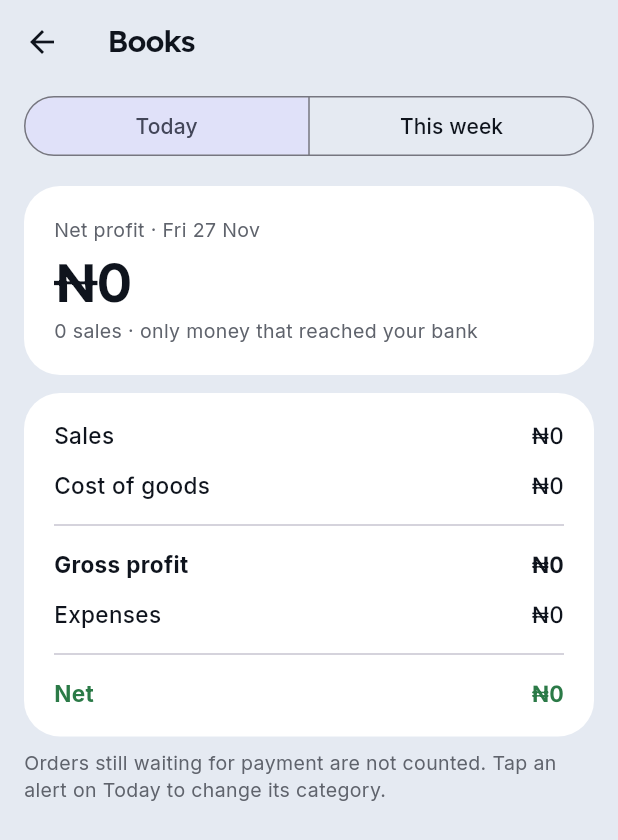
After one commit to adeyanjufuhad/eri, a Flutter app: the HomeScreen screen opened by its route, after a tap on "Net today", on a phone screen of 412 x 824 dp. The commit adds this screen. Shown: the top 840 px of the screen. Run offline on Flutter 3.47's test engine with Material 3 defaults, Android fonts, the phone set to English and light mode, and no system bars; our stand-ins replace drift, drift_flutter, flutter_riverpod, go_router, google_fonts, image_picker; missing offline and left inert: google_mlkit_text_recognition; accounts and stored records are empty; generated files the repository leaves out were written again.

Commit message:
App: Books screen - daily/weekly P&L from real money (sales, cost of goods, delivery, expenses, net)
- lib/books/pnl.dart: one pure, tested sum in kobo; weeks start Monday; Not business left out; waiting/cancelled orders never count
- Today's Profit/Spent/Net now come from the same sum (Net includes delivery fees collected)
- Books opens from the hero's Net row and a quick action (replaces Products, which has its own tab)
- week view: day-by-day net bars (static, it's data); tests for the sums and the screen

```diff
--- /dev/null
+++ b/app/lib/books/pnl.dart
@@ -0,0 +1,111 @@
+import 'package:eri/data/db.dart';
+import 'package:eri/matching/expenses.dart';
+
+/// Profit and loss for a period, from real money only (PLAN.md Day 5). All amounts are kobo integers.
+///
+///   sales            what paid orders sold for (items only)
+///   − cost of goods  the cost snapshot taken when each order was paid
+///   = gross profit   (the "Profit" on Today)
+///   + delivery fees  collected on paid orders: they pay for the Dispatch expenses below
+///   − expenses       business debits by category ("Not business" left out)
+///   = net
+///
+/// Orders still waiting for payment, cancelled orders and unclassified debits never count.
+class Pnl {
+  const Pnl({
+    required this.from,
+    required this.to,
+    required this.salesCount,
+    required this.salesKobo,
+    required this.cogsKobo,
+    required this.deliveryKobo,
+    required this.expenses,
+    required this.personalKobo,
+  });
+
+  /// The period is [from, to): from midnight, up to but not including [to].
+  final DateTime from, to;
+  final int salesCount, salesKobo, cogsKobo, deliveryKobo;
+
+  /// Business expenses by category, largest first; never contains [ExpenseCategory.personal].
+  final Map<ExpenseCategory, int> expenses;
+
+  /// Debits marked "Not business": shown for reassurance, left out of the net.
+  final int personalKobo;
+
+  int get grossProfitKobo => salesKobo - cogsKobo;
+  int get expensesKobo => expenses.values.fold(0, (s, v) => s + v);
+  int get netKobo => grossProfitKobo + deliveryKobo - expensesKobo;
+}
+
+DateTime startOfDay(DateTime d) => DateTime(d.year, d.month, d.day);
+
+/// Weeks start on Monday.
+DateTime startOfWeek(DateTime d) => startOfDay(d).subtract(Duration(days: d.weekday - DateTime.monday));
+
+bool _inside(DateTime t, DateTime from, DateTime to) => !t.isBefore(from) && t.isBefore(to);
+
+Pnl computePnl({
+  required DateTime from,
+  required DateTime to,
+  required Iterable<Order> orders,
+  required Iterable<OrderItem> items,
+  required Iterable<BankEvent> events,
+  required Map<int, ExpenseCategory> expenseByEvent,
+}) {
+  final paid = {
+    for (final o in orders)
+      if (o.status == 'paid' && o.paidAt != null && _inside(o.paidAt!, from, to)) o.id: o,
+  };
+  var sales = 0, cogs = 0;
+  for (final i in items) {
+    if (!paid.containsKey(i.orderId)) continue;
+    sales += i.qty * i.unitPriceKobo;
+    cogs += i.qty * i.unitCostKobo;
+  }
+  final byCat = <ExpenseCategory, int>{};
+  var personal = 0;
+  for (final e in events) {
+    if (e.direction != 'debit' || !_inside(e.occurredAt, from, to)) continue;
+    final cat = expenseByEvent[e.id];
+    if (cat == null) continue;
+    if (cat == ExpenseCategory.personal) {
+      personal += e.amountKobo;
+    } else {
+      byCat[cat] = (byCat[cat] ?? 0) + e.amountKobo;
+    }
+  }
+  final sorted = byCat.entries.toList()..sort((a, b) => b.value.compareTo(a.value));
+  return Pnl(
+    from: from,
+    to: to,
+    salesCount: paid.length,
+    salesKobo: sales,
+    cogsKobo: cogs,
+    deliveryKobo: paid.values.fold(0, (s, o) => s + o.deliveryFeeKobo),
+    expenses: {for (final e in sorted) e.key: e.value},
+    personalKobo: personal,
+  );
+}
+
+/// One P&L per day from Monday of [now]'s week to Sunday (days after today come back empty).
+List<Pnl> weekByDay({
+  required DateTime now,
+  required Iterable<Order> orders,
+  required Iterable<OrderItem> items,
+  required Iterable<BankEvent> events,
+  required Map<int, ExpenseCategory> expenseByEvent,
+}) {
+  final monday = startOfWeek(now);
+  return [
+    for (var d = 0; d < 7; d++)
+      computePnl(
+        from: DateTime(monday.year, monday.month, monday.day + d),
+        to: DateTime(monday.year, monday.month, monday.day + d + 1),
+        orders: orders,
+        items: items,
+        events: events,
+        expenseByEvent: expenseByEvent,
+      ),
+  ];
+}
--- /dev/null
+++ b/app/lib/features/books_screen.dart
@@ -0,0 +1,246 @@
+import 'package:flutter/material.dart';
+import 'package:flutter_riverpod/flutter_riverpod.dart';
+import 'package:eri/books/pnl.dart';
+import 'package:eri/core/money.dart';
+import 'package:eri/features/widgets.dart';
+import 'package:eri/providers.dart';
+import 'package:eri/theme/eri_theme.dart';
+import 'package:eri/theme/motion.dart';
+
+const _days = ['Mon', 'Tue', 'Wed', 'Thu', 'Fri', 'Sat', 'Sun'];
+const _months = ['Jan', 'Feb', 'Mar', 'Apr', 'May', 'Jun', 'Jul', 'Aug', 'Sep', 'Oct', 'Nov', 'Dec'];
+String _date(DateTime d) => '${_days[d.weekday - 1]} ${d.day} ${_months[d.month - 1]}';
+
+/// Daily / weekly P&L from real money (PLAN.md Day 5): sales, cost of goods, delivery, expenses, net.
+/// The numbers are functional data, so nothing here animates except the period crossfade.
+class BooksScreen extends ConsumerStatefulWidget {
+  const BooksScreen({super.key, this.now});
+
+  /// For tests; the app uses the real clock.
+  final DateTime? now;
+
+  @override
+  ConsumerState<BooksScreen> createState() => _BooksScreenState();
+}
+
+class _BooksScreenState extends ConsumerState<BooksScreen> {
+  bool week = false;
+
+  @override
+  Widget build(BuildContext context) {
+    final src = ref.watch(pnlSourceProvider);
+    final now = widget.now ?? DateTime.now();
+    final from = week ? startOfWeek(now) : startOfDay(now);
+    final p = computePnl(
+      from: from,
+      to: from.add(Duration(days: week ? 7 : 1)),
+      orders: src.orders,
+      items: src.items,
+      events: src.events,
+      expenseByEvent: src.cats,
+    );
+    final v = Theme.of(context).extension<EriVerdicts>()!;
+    final period = week ? '${_date(from)} – ${_date(from.add(const Duration(days: 6)))}' : _date(from);
+
+    return Scaffold(
+      appBar: AppBar(title: const Text('Books')),
+      body: ListView(
+        padding: const EdgeInsets.fromLTRB(16, 4, 16, 32),
+        children: [
+          SegmentedButton<bool>(
+            showSelectedIcon: false,
+            segments: const [
+              ButtonSegment(value: false, label: Text('Today')),
+              ButtonSegment(value: true, label: Text('This week')),
+            ],
+            selected: {week},
+            onSelectionChanged: (s) => setState(() => week = s.first),
+          ),
+          const SizedBox(height: 16),
+          Swap(
+            child: Column(
+              key: ValueKey(week),
+              crossAxisAlignment: CrossAxisAlignment.stretch,
+              children: [
+                EriCard(
+                  child: Column(
+                    crossAxisAlignment: CrossAxisAlignment.start,
+                    children: [
+                      Text(
+                        'Net profit · $period',
+                        style: const TextStyle(color: EriColors.mutedForeground, fontSize: 13),
+                      ),
+                      const SizedBox(height: 6),
+                      FittedBox(
+                        fit: BoxFit.scaleDown,
+                        alignment: Alignment.centerLeft,
+                        child: Text(
+                          naira(p.netKobo),
+                          style: display(36, color: p.netKobo < 0 ? v.notReceived : EriColors.foreground),
+                        ),
+                      ),
+                      const SizedBox(height: 4),
+                      Text(
+                        '${p.salesCount} ${p.salesCount == 1 ? 'sale' : 'sales'} · only money that reached your bank',
+                        style: const TextStyle(color: EriColors.mutedForeground, fontSize: 13),
+                      ),
+                    ],
+                  ),
+                ),
+                const SizedBox(height: 12),
+                EriCard(
+                  padding: const EdgeInsets.fromLTRB(20, 12, 20, 12),
+                  child: Column(
+                    children: [
+                      _Line('Sales', p.salesKobo),
+                      _Line('Cost of goods', -p.cogsKobo),
+                      const Divider(height: 20),
+                      _Line('Gross profit', p.grossProfitKobo, bold: true),
+                      if (p.deliveryKobo > 0) _Line('Delivery fees collected', p.deliveryKobo),
+                      _Line('Expenses', -p.expensesKobo),
+                      for (final e in p.expenses.entries) _Line(e.key.label, -e.value, indent: true),
+                      const Divider(height: 20),
+                      _Line('Net', p.netKobo, bold: true, color: p.netKobo < 0 ? v.notReceived : v.landed),
+                    ],
+                  ),
+                ),
+                if (week) ...[
+                  const SectionLabel('Day by day'),
+                  EriCard(
+                    padding: const EdgeInsets.fromLTRB(12, 16, 12, 12),
+                    child: _WeekBars(
+                      days: weekByDay(
+                        now: now,
+                        orders: src.orders,
+                        items: src.items,
+                        events: src.events,
+                        expenseByEvent: src.cats,
+                      ),
+                      today: startOfDay(now),
+                    ),
+                  ),
+                ],
+                if (p.personalKobo > 0)
+                  Padding(
+                    padding: const EdgeInsets.only(top: 12),
+                    child: Text(
+                      '${naira(p.personalKobo)} you marked “Not business” is left out.',
+                      style: const TextStyle(color: EriColors.mutedForeground, fontSize: 13),
+                    ),
+                  ),
+                const Padding(
+                  padding: EdgeInsets.only(top: 8),
+                  child: Text(
+                    'Orders still waiting for payment are not counted. Tap an alert on Today to change its category.',
+                    style: TextStyle(color: EriColors.mutedForeground, fontSize: 13, height: 1.4),
+                  ),
+                ),
+              ],
+            ),
+          ),
+        ],
+      ),
+    );
+  }
+}
+
+class _Line extends StatelessWidget {
+  const _Line(this.label, this.kobo, {this.bold = false, this.indent = false, this.color});
+  final String label;
+  final int kobo;
+  final bool bold, indent;
+  final Color? color;
+
+  @override
+  Widget build(BuildContext context) {
+    final w = bold ? FontWeight.w700 : FontWeight.w500;
+    final c = indent ? EriColors.mutedForeground : (color ?? EriColors.foreground);
+    final amount = kobo < 0 ? '−${naira(-kobo)}' : naira(kobo);
+    return Padding(
+      padding: EdgeInsets.fromLTRB(indent ? 14 : 0, 6, 0, 6),
+      child: Row(
+        children: [
+          Expanded(
+            child: Text(
+              label,
+              style: TextStyle(fontWeight: w, color: c, fontSize: indent ? 13 : 15),
+            ),
+          ),
+          Text(
+            amount,
+            style: TextStyle(fontWeight: w, color: c, fontFeatures: tabular, fontSize: indent ? 13 : 15),
+          ),
+        ],
+      ),
+    );
+  }
+}
+
+/// Seven columns, Monday to Sunday: net per day, up (green) or down (red) from a zero line.
+/// Static on purpose: it's data, read at a glance.
+class _WeekBars extends StatelessWidget {
+  const _WeekBars({required this.days, required this.today});
+  final List<Pnl> days;
+  final DateTime today;
+
+  @override
+  Widget build(BuildContext context) {
+    final v = Theme.of(context).extension<EriVerdicts>()!;
+    final peak = days.fold<int>(1, (m, d) => d.netKobo.abs() > m ? d.netKobo.abs() : m);
+    const half = 48.0;
+    return Row(
+      crossAxisAlignment: CrossAxisAlignment.end,
+      children: [
+        for (final (i, d) in days.indexed)
+          Expanded(
+            child: Semantics(
+              label: '${_days[i]}: net ${naira(d.netKobo)}',
+              excludeSemantics: true,
+              child: Opacity(
+                opacity: d.from.isAfter(today) ? 0.35 : 1,
+                child: Column(
+                  children: [
+                    SizedBox(
+                      height: half * 2,
+                      child: Stack(
+                        alignment: Alignment.center,
+                        children: [
+                          Container(height: 1, color: EriColors.border),
+                          Align(
+                            alignment: d.netKobo >= 0 ? Alignment.bottomCenter : Alignment.topCenter,
+                            child: FractionallySizedBox(
+                              heightFactor: 0.5,
+                              child: Align(
+                                alignment: d.netKobo >= 0 ? Alignment.bottomCenter : Alignment.topCenter,
+                                child: Container(
+                                  width: 14,
+                                  height: half * d.netKobo.abs() / peak,
+                                  decoration: BoxDecoration(
+                                    color: d.netKobo >= 0 ? v.landed : v.notReceived,
+                                    borderRadius: BorderRadius.circular(4),
+                                  ),
+                                ),
+                              ),
+                            ),
+                          ),
+                        ],
+                      ),
+                    ),
+                    const SizedBox(height: 8),
+                    Text(
+                      _days[i],
+                      style: TextStyle(
+                        fontSize: 12,
+                        fontWeight: d.from == today ? FontWeight.w700 : FontWeight.w500,
+                        color: d.from == today ? EriColors.foreground : EriColors.mutedForeground,
+                      ),
+                    ),
+                  ],
+                ),
+              ),
+            ),
+          ),
+      ],
+    );
+  }
+}
--- a/app/lib/features/home_screen.dart
+++ b/app/lib/features/home_screen.dart
@@ -126,10 +126,15 @@ class HomeScreen extends ConsumerWidget {
                     const SizedBox(height: 14),
                     Container(height: 1, color: Colors.white.withValues(alpha: 0.18)),
                     const SizedBox(height: 12),
-                    // net = profit on what sold − business expenses (debits), so the vendor sees the real day
-                    Row(
+                    // net = profit on what sold + delivery − business expenses (the Books sum); tap for the full P&L
+                    GestureDetector(
+                      behavior: HitTestBehavior.opaque,
+                      onTap: () => context.push('/books'),
+                      child: Row(
                         children: [
                           const Text('Net today', style: TextStyle(color: Color(0xDDFFFFFF))),
+                          const SizedBox(width: 4),
+                          const Icon(Icons.chevron_right_rounded, size: 18, color: Color(0xDDFFFFFF)),
                           const Spacer(),
                           Text(
                             naira(books.netKobo),
@@ -141,6 +146,7 @@ class HomeScreen extends ConsumerWidget {
                             ),
                           ),
                         ],
+                      ),
                     ),
                   ],
                 ),
@@ -173,9 +179,9 @@ class HomeScreen extends ConsumerWidget {
                   RevealItem(
                     index: 2,
                     child: _QuickAction(
-                      icon: Icons.inventory_2_outlined,
-                      label: 'Products',
-                      onTap: () => context.go('/products'),
+                      icon: Icons.bar_chart_rounded,
+                      label: 'Books',
+                      onTap: () => context.push('/books'),
                     ),
                   ),
                 ],
--- a/app/lib/main.dart
+++ b/app/lib/main.dart
@@ -4,6 +4,7 @@ import 'package:flutter/material.dart';
 import 'package:flutter_riverpod/flutter_riverpod.dart';
 import 'package:go_router/go_router.dart';
 import 'package:eri/features/debug_feed_screen.dart';
+import 'package:eri/features/books_screen.dart';
 import 'package:eri/features/home_screen.dart';
 import 'package:eri/features/orders_screen.dart';
 import 'package:eri/features/products_screen.dart';
@@ -51,6 +52,7 @@ class _EriAppState extends ConsumerState<EriApp> {
       ),
       GoRoute(path: '/welcome', builder: (_, _) => const WelcomeScreen()),
       GoRoute(path: '/debug', builder: (_, _) => const DebugFeedScreen()),
+      GoRoute(path: '/books', builder: (_, _) => const BooksScreen()),
       GoRoute(
         path: '/receipt',
         builder: (_, state) => ReceiptScreen(sharedPath: state.extra as String?),
--- a/app/lib/providers.dart
+++ b/app/lib/providers.dart
@@ -3,6 +3,7 @@ import 'package:eri/core/money.dart';
 import 'package:eri/core/time.dart';
 import 'package:eri/data/db.dart';
 import 'package:eri/listener/notification_bridge.dart';
+import 'package:eri/books/pnl.dart';
 import 'package:eri/canary/canary.dart';
 import 'package:eri/claims/claim_service.dart';
 import 'package:eri/matching/costing.dart';
@@ -89,6 +90,7 @@ class Books {
     required this.labels,
     required this.lowStock,
     required this.spentKobo,
+    required this.deliveryKobo,
     required this.claims,
   });
 
@@ -96,7 +98,12 @@ class Books {
 
   /// Business expenses today (debits, minus "not business").
   final int spentKobo;
-  int get netKobo => profitKobo - spentKobo;
+
+  /// Delivery fees collected on today's paid orders (they pay for the Dispatch expenses).
+  final int deliveryKobo;
+
+  /// Same sum as the Books screen (computePnl): gross profit + delivery − business expenses.
+  int get netKobo => profitKobo + deliveryKobo - spentKobo;
 
   /// "I've paid" claims still worth showing: waiting, or the money didn't come (last 24h, not dismissed).
   final List<PaymentClaim> claims;
@@ -153,27 +160,28 @@ final booksProvider = Provider<Books>((ref) {
   }
 
   final today = events.where((e) => sameDay(e.occurredAt, now));
-  final paidToday = orders.where((o) => o.status == 'paid' && o.paidAt != null && sameDay(o.paidAt!, now));
   final weekAgo = now.subtract(const Duration(days: 7));
+  final pnl = computePnl(
+    from: startOfDay(now),
+    to: startOfDay(now).add(const Duration(days: 1)),
+    orders: orders,
+    items: items,
+    events: events,
+    expenseByEvent: expenseByEvent,
+  );
 
   return Books(
     moneyInKobo: today.where((e) => e.direction == 'credit').fold(0, (s, e) => s + e.amountKobo),
     moneyOutKobo: today.where((e) => e.direction == 'debit').fold(0, (s, e) => s + e.amountKobo),
-    salesCount: paidToday.length,
-    profitKobo: paidToday.fold(0, (s, o) => s + profitOf(o.id)),
+    salesCount: pnl.salesCount,
+    profitKobo: pnl.grossProfitKobo,
+    deliveryKobo: pnl.deliveryKobo,
     needsYou: [
       for (final e in events)
         if (e.direction == 'credit' && !matchByEvent.containsKey(e.id) && e.occurredAt.isAfter(weekAgo)) e,
     ],
     labels: labels,
-    spentKobo: today
-        .where(
-          (e) =>
-              e.direction == 'debit' &&
-              expenseByEvent[e.id] != null &&
-              expenseByEvent[e.id] != ExpenseCategory.personal,
-        )
-        .fold(0, (s, e) => s + e.amountKobo),
+    spentKobo: pnl.expensesKobo,
     claims: [
       for (final c in claims)
         if (!c.dismissed && c.status != 'verified' && now.difference(c.claimedAt) < const Duration(hours: 24)) c,
@@ -184,3 +192,17 @@ final booksProvider = Provider<Books>((ref) {
     ],
   );
 });
+
+/// Everything the Books screen sums, in one place (the P&L itself is computed in lib/books/pnl.dart).
+final pnlSourceProvider =
+    Provider<({List<Order> orders, List<OrderItem> items, List<BankEvent> events, Map<int, ExpenseCategory> cats})>((
+      ref,
+    ) {
+      final expenses = ref.watch(expensesProvider).value ?? const [];
+      return (
+        orders: ref.watch(ordersProvider).value ?? const [],
+        items: ref.watch(orderItemsProvider).value ?? const [],
+        events: ref.watch(eventsProvider).value ?? const [],
+        cats: {for (final x in expenses) x.bankEventId: ExpenseCategory.fromName(x.category)},
+      );
+    });
```
Also changed, not shown: app/lib/parsing/bank_alert.dart (+21 -7 lines), 5 other files. Lines whose indentation alone changed are shown as unchanged.
